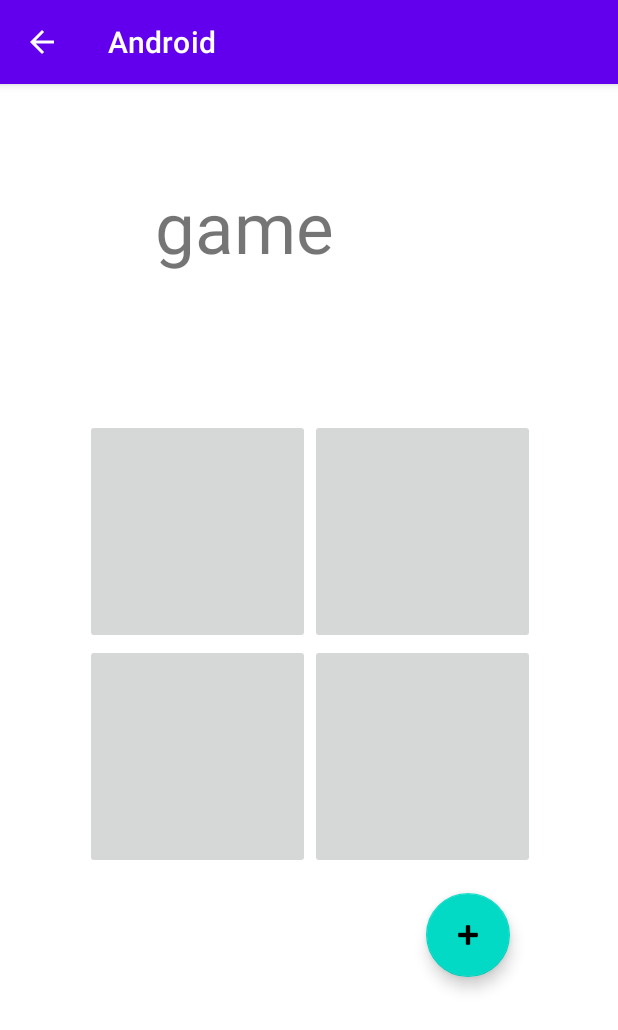
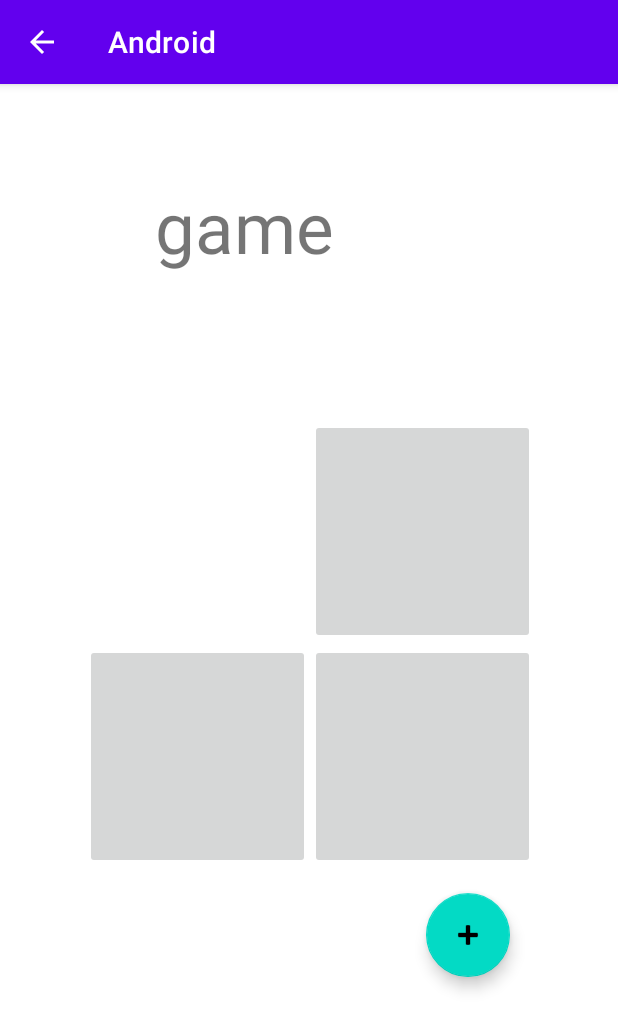
Before and after one commit to aurorasarkka/Android, an Android app: the GameActivity screen opened directly, with no data from a screen before it, on a phone screen of 412 x 824 dp. Shown: the top 1030 px of the screen. Run offline under Robolectric (Android 15) with nearby library versions, the phone set to English and light mode, and no system bars.

Commit message:
saatu animaatio toimimaan

```diff
--- a/app/src/main/java/com/example/android/GameActivity.java
+++ b/app/src/main/java/com/example/android/GameActivity.java
@@ -2,13 +2,17 @@ package com.example.android;
 
 import android.os.Bundle;
 import android.view.View;
+import android.view.animation.Animation;
+import android.view.animation.AnimationUtils;
 import android.widget.ImageButton;
+import android.widget.ImageView;
 
 import androidx.appcompat.app.AppCompatActivity;
 
 import com.google.android.material.floatingactionbutton.FloatingActionButton;
 
 import java.util.Random;
+
 public class GameActivity extends AppCompatActivity {
 
     private ImageButton gamebutton1;
@@ -16,22 +20,17 @@ public class GameActivity extends AppCompatActivity {
     private ImageButton gamebutton3;
     private ImageButton gamebutton4;
     private FloatingActionButton floatingActionButton;
+    int rand_int1;
+    Animation animation;
 
-    public class generateRandom {
-        public void main(String args[]) {
-
-            Random rand = new Random();
-
-
-            int rand_int1 = rand.nextInt(4);
-
-        }
-    }
 
     @Override
     protected void onCreate(Bundle savedInstanceState) {
         super.onCreate(savedInstanceState);
         setContentView(R.layout.activity_game);
+
+        animation = AnimationUtils.loadAnimation(getApplicationContext(), R.anim.animation1);
+
 
         gamebutton1 = findViewById(R.id.imagebutton1);
         gamebutton1.setOnClickListener(new View.OnClickListener() {
@@ -40,7 +39,7 @@ public class GameActivity extends AppCompatActivity {
                 handleClickEvents(view);
             }
         });
-        gamebutton2 = findViewById(R.id.imagebutton4);
+        gamebutton2 = findViewById(R.id.imagebutton2);
         gamebutton2.setOnClickListener(new View.OnClickListener() {
             @Override
             public void onClick(View view) {
@@ -70,6 +69,14 @@ public class GameActivity extends AppCompatActivity {
             }
         });
 
+
+        Random rand = new Random();
+        rand_int1 = rand.nextInt(4);
+
+        Animation animation = AnimationUtils.loadAnimation(getApplicationContext(), R.anim.animation1);
+        ImageView image = (ImageView) findViewById(R.id.imagebutton1);
+        image.startAnimation(animation);
+
     }
 
 
@@ -77,20 +84,26 @@ public class GameActivity extends AppCompatActivity {
         switch (view.getId()) {
             case R.id.imagebutton1:
                 gamebutton1.setVisibility(View.INVISIBLE);
+                gamebutton1.startAnimation((animation));
                 break;
             case R.id.imagebutton2:
                 gamebutton2.setVisibility(View.INVISIBLE);
+                gamebutton2.startAnimation((animation));
                 break;
             case R.id.imagebutton3:
                 gamebutton3.setVisibility(View.INVISIBLE);
+                gamebutton3.startAnimation((animation));
                 break;
             case R.id.imagebutton4:
                 gamebutton4.setVisibility(View.INVISIBLE);
+                gamebutton4.startAnimation((animation));
                 break;
 
             case R.id.fab:
                 finish();
+                overridePendingTransition(0, 0);
                 startActivity(getIntent());
+                overridePendingTransition(0, 0);
 
             default:
         }
--- /dev/null
+++ b/app/src/main/res/anim/animation1.xml
@@ -0,0 +1,8 @@
+<?xml version="1.0" encoding="utf-8"?>
+<set xmlns:android="http://schemas.android.com/apk/res/android">
+    <alpha
+        android:fromAlpha="0.0"
+        android:toAlpha="1.0"
+        android:duration="1000" />
+
+</set>
```
Also changed, not shown: app/src/main/res/layout/activity_game.xml (+15 -5 lines).
